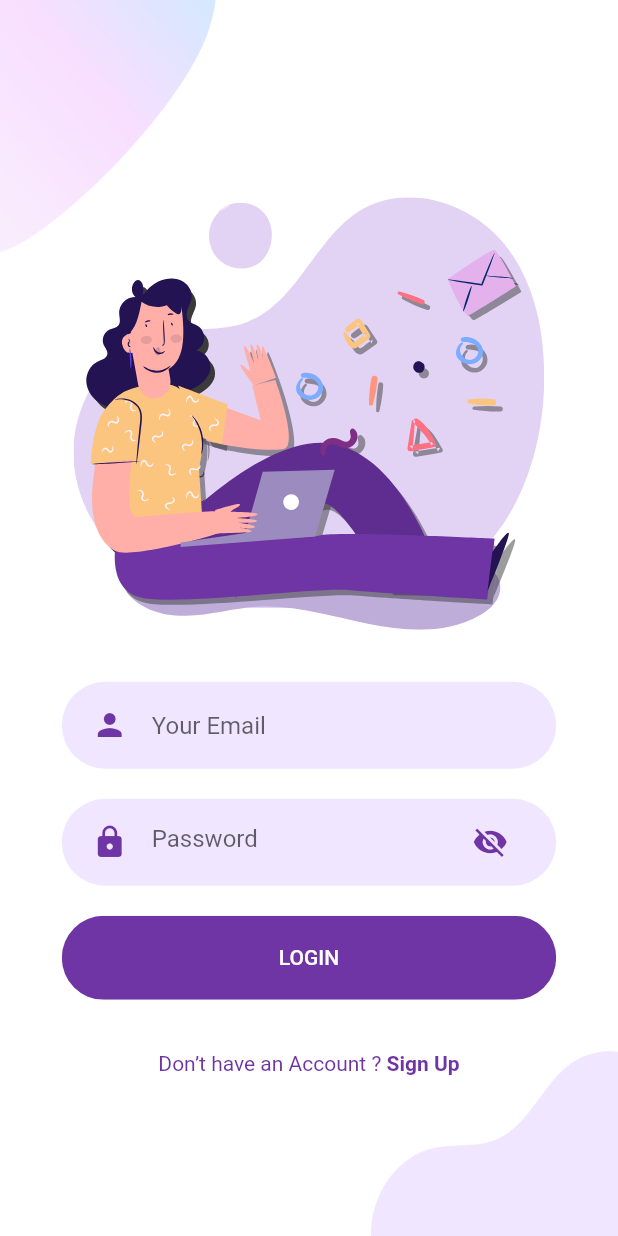
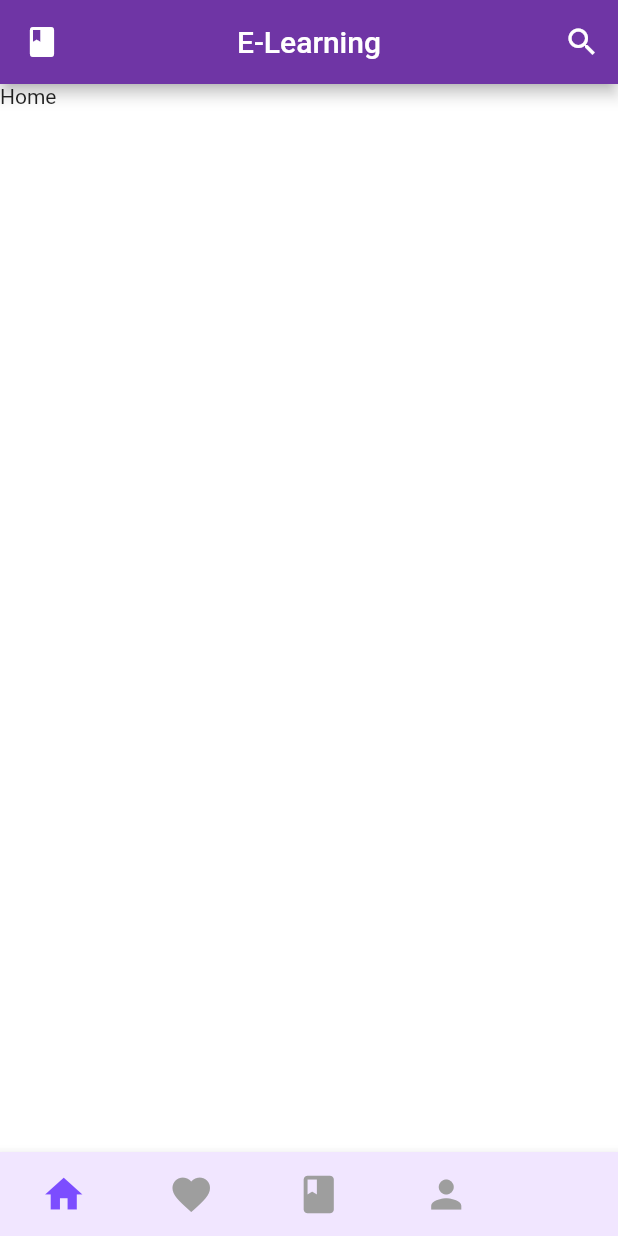
Before and after one commit to devanshdixit/elearn, a Flutter app: the screen it shows after launch, after a tap on "LOGIN", on a phone screen of 412 x 824 dp. Run offline on Flutter 3.47's test engine with Material 2 defaults, Android fonts, the light colour scheme and no system bars; drawn by our look-alikes of animated_bottom_navigation_bar; our stand-ins replace flutter_svg.

Commit message:
created base

```diff
--- /dev/null
+++ b/lib/Screens/Home/home.dart
@@ -0,0 +1,56 @@
+import 'package:elearn/constants.dart';
+import 'package:elearn/providers/pageProvider.dart';
+import 'package:elearn/utils/icons_.dart';
+import 'package:flutter/material.dart';
+import 'package:provider/provider.dart';
+import 'package:animated_bottom_navigation_bar/animated_bottom_navigation_bar.dart';
+
+class Home extends StatefulWidget {
+  @override
+  _HomeState createState() => _HomeState();
+}
+
+class _HomeState extends State<Home> {
+  int activeIndex = 0;
+  @override
+  Widget build(BuildContext context) {
+    final pageProvider = Provider.of<PageProvider>(context);
+    return Scaffold(
+      appBar: AppBar(
+        centerTitle: true,
+        leading: Icon(Icons_().book),
+        title: Text(appName),
+        actions: [IconButton(icon: Icon(Icons_().search), onPressed: () {})],
+      ),
+      bottomNavigationBar: AnimatedBottomNavigationBar(
+        icons: [
+          Icons_().home,
+          Icons_().favourite,
+          Icons_().book,
+          Icons_().profile
+        ],
+        activeIndex: activeIndex,
+        onTap: (index) {
+          setState(() {
+            activeIndex = index;
+          });
+          print(index);
+          Provider.of<PageProvider>(context, listen: false).changeIndex(index);
+        },
+        backgroundColor: kPrimaryLightColor,
+        inactiveColor: Colors.grey,
+        iconSize: 30,
+        elevation: 6,
+        leftCornerRadius: 10,
+        rightCornerRadius: 10,
+      ),
+      body: pageProvider.index == 0
+          ? Text("Home")
+          : pageProvider.index == 1
+              ? Text("Favourites")
+              : pageProvider.index == 2
+                  ? Text("My Courses")
+                  : Text("Profile"),
+    );
+  }
+}
--- a/lib/Screens/Login/components/body.dart
+++ b/lib/Screens/Login/components/body.dart
@@ -1,3 +1,4 @@
+import 'package:elearn/Screens/Home/home.dart';
 import 'package:flutter/material.dart';
 import 'package:elearn/Screens/Login/components/background.dart';
 import 'package:elearn/Screens/Signup/signup_screen.dart';
@@ -5,7 +6,7 @@ import 'package:elearn/components/already_have_an_account_acheck.dart';
 import 'package:elearn/components/rounded_button.dart';
 import 'package:elearn/components/rounded_input_field.dart';
 import 'package:elearn/components/rounded_password_field.dart';
-import 'package:flutter_svg/svg.dart';
+import 'package:flutter_svg/flutter_svg.dart';
 
 class Body extends StatelessWidget {
   const Body({
@@ -35,7 +36,11 @@ class Body extends StatelessWidget {
             ),
             RoundedButton(
               text: "LOGIN",
-              press: () {},
+              press: () {
+                Navigator.of(context).pushReplacement(MaterialPageRoute(
+                  builder: (context) => Home(),
+                ));
+              },
             ),
             SizedBox(height: size.height * 0.03),
             AlreadyHaveAnAccountCheck(
--- a/lib/Screens/Signup/components/social_icon.dart
+++ b/lib/Screens/Signup/components/social_icon.dart
@@ -8,6 +8,7 @@ class SocalIcon extends StatelessWidget {
   const SocalIcon({
     Key key,
     this.iconSrc,
+
     this.press,
   }) : super(key: key);
 
--- a/lib/constants.dart
+++ b/lib/constants.dart
@@ -2,3 +2,4 @@ import 'package:flutter/material.dart';
 
 const kPrimaryColor = Color(0xFF6F35A5);
 const kPrimaryLightColor = Color(0xFFF1E6FF);
+const appName="E-Learning";
--- a/lib/main.dart
+++ b/lib/main.dart
@@ -1,6 +1,8 @@
 import 'package:elearn/Screens/Login/login_screen.dart';
+import 'package:elearn/providers/pageProvider.dart';
 import 'package:flutter/material.dart';
 import 'package:elearn/constants.dart';
+import 'package:provider/provider.dart';
 
 void main() => runApp(MyApp());
 
@@ -8,14 +10,16 @@ class MyApp extends StatelessWidget {
   // This widget is the root of your application.
   @override
   Widget build(BuildContext context) {
-    return MaterialApp(
-      debugShowCheckedModeBanner: false,
-      title: 'Flutter Auth',
-      theme: ThemeData(
-        primaryColor: kPrimaryColor,
-        scaffoldBackgroundColor: Colors.white,
+    return MultiProvider(
+      providers: [ChangeNotifierProvider.value(value: PageProvider())],
+      child: MaterialApp(
+        title: 'Flutter Auth',
+        theme: ThemeData(
+          primaryColor: kPrimaryColor,
+          scaffoldBackgroundColor: Colors.white,
+        ),
+        home: LoginScreen(),
       ),
-      home: LoginScreen(),
     );
   }
 }
--- /dev/null
+++ b/lib/providers/pageProvider.dart
@@ -0,0 +1,9 @@
+import 'package:flutter/cupertino.dart';
+
+class PageProvider extends ChangeNotifier{
+  int index=0;
+  void changeIndex(int i){
+    index=i;
+    notifyListeners();
+  }
+}
--- /dev/null
+++ b/lib/utils/icons_.dart
@@ -0,0 +1,10 @@
+import 'package:flutter/material.dart';
+import 'package:flutter/widgets.dart';
+
+class Icons_ {
+  IconData book = Icons.book;
+  IconData search = Icons.search;
+  IconData home = Icons.home;
+  IconData favourite = Icons.favorite;
+  IconData profile = Icons.person;
+}
--- a/pubspec.yaml
+++ b/pubspec.yaml
@@ -29,6 +29,8 @@ dependencies:
   # Use with the CupertinoIcons class for iOS style icons.
   cupertino_icons: ^0.1.3
   flutter_svg:
+  animated_bottom_navigation_bar: ^0.1.2+2
+  provider:
 
 dev_dependencies:
   flutter_test:
```
Also changed, not shown: lib/providers/userProvider.dart (added), pubspec.lock.
